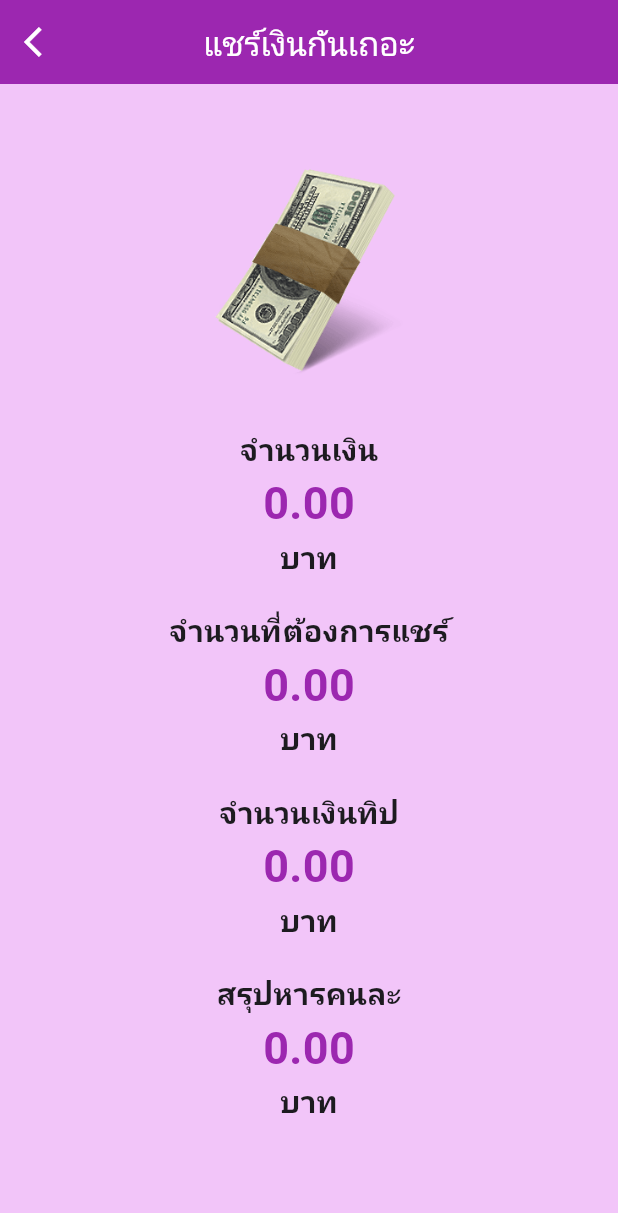
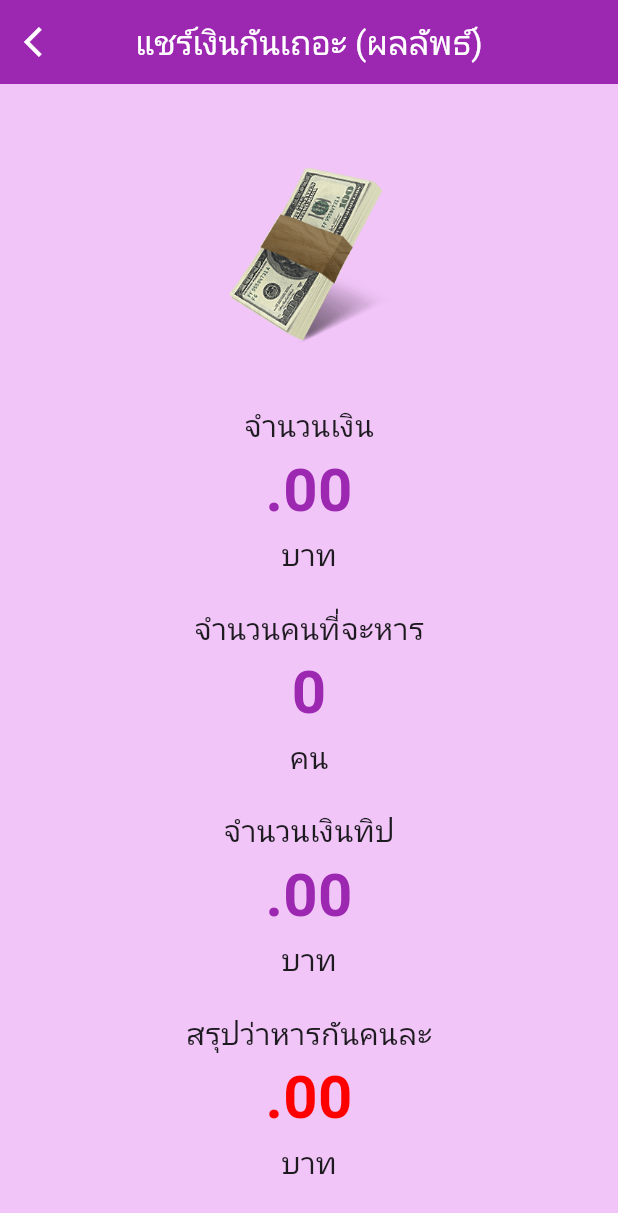
Before and after one commit to Ucarlip/IOTTHAIMONEYSHARE, a Flutter app: the MoneyResultUI screen opened directly with empty values, on a phone screen of 412 x 824 dp. Shown: the top 1213 px of the screen. Run offline on Flutter 3.47's test engine with Material 3 defaults, Android fonts, the light colour scheme and no system bars; our stand-ins replace font_awesome_flutter, google_fonts; Roboto replaces fonts that are missing (Kanit).

Commit message:
v.4 finsh เพ ิ่มทศนิยม

```diff
--- a/lib/views/money_input_ui.dart
+++ b/lib/views/money_input_ui.dart
@@ -252,7 +252,14 @@ class _MoneyInputUIState extends State<MoneyInputUI> {
                   height: 15.0,
                 ),
                 ElevatedButton.icon(
-                  onPressed: () {},
+                  onPressed: () {
+                    setState(() {
+                      moneyCtrl.text = '';
+                      personCtrl.text = '';
+                      tipCtrl.text = '';
+                      isTip = false;
+                    });
+                  },
                   icon: Icon(
                     Icons.cancel_outlined,
                     color: Colors.white,
--- a/lib/views/money_result_ui.dart
+++ b/lib/views/money_result_ui.dart
@@ -1,5 +1,7 @@
 import 'package:flutter/material.dart';
+import 'package:intl/intl.dart';
 
+// ignore: must_be_immutable
 class MoneyResultUI extends StatefulWidget {
   //สร้างตัวแปรมารับค่าที่ส่งมา
   double? money;
@@ -22,6 +24,11 @@ class MoneyResultUI extends StatefulWidget {
 }
 
 class _MoneyResultUIState extends State<MoneyResultUI> {
+  //ทำทศนิยม 2 ตำแหน่ง และ , คั่นหลักพันหลักล้าน....
+  // # คือ ไม่มีทศนิยมก็ไม่ต้องเเสดง
+  // 0 คือ มีทศนิยมกี่ตำแหน่งก็ต้องเเสดง
+  final numberFormat = NumberFormat('#,###.00');
+
   @override
   Widget build(BuildContext context) {
     return Scaffold(
@@ -29,7 +36,7 @@ class _MoneyResultUIState extends State<MoneyResultUI> {
       appBar: AppBar(
         backgroundColor: Colors.purple,
         title: Text(
-          'แชร์เงินกันเถอะ',
+          'แชร์เงินกันเถอะ (ผลลัพธ์)',
           style: TextStyle(
             color: Colors.white,
           ),
@@ -50,26 +57,26 @@ class _MoneyResultUIState extends State<MoneyResultUI> {
           child: Column(
             children: [
               SizedBox(
-                height: 50,
+                height: 50.0,
               ),
               Image.asset(
                 'assets/images/money.png',
-                width: MediaQuery.of(context).size.width * 0.35,
+                width: MediaQuery.of(context).size.width * 0.3,
               ),
               SizedBox(
-                height: 35.0,
+                height: 40.0,
               ),
               Text(
                 'จำนวนเงิน',
                 style: TextStyle(
                   fontSize: 20.0,
-                  fontWeight: FontWeight.bold,
                 ),
               ),
               Text(
-                widget.money!.toStringAsFixed(2),
+                // widget.money!.toStringAsFixed(2),
+                numberFormat.format(widget.money!),
                 style: TextStyle(
-                  fontSize: 30.0,
+                  fontSize: 40.0,
                   fontWeight: FontWeight.bold,
                   color: Colors.purple,
                 ),
@@ -78,32 +85,29 @@ class _MoneyResultUIState extends State<MoneyResultUI> {
                 'บาท',
                 style: TextStyle(
                   fontSize: 20.0,
-                  fontWeight: FontWeight.bold,
                 ),
               ),
               SizedBox(
                 height: 20.0,
               ),
               Text(
-                'จำนวนที่ต้องการแชร์',
+                'จำนวนคนที่จะหาร',
                 style: TextStyle(
                   fontSize: 20.0,
-                  fontWeight: FontWeight.bold,
                 ),
               ),
               Text(
-                widget.person!.toStringAsFixed(2),
+                widget.person!.toString(),
                 style: TextStyle(
-                  fontSize: 30.0,
+                  fontSize: 40.0,
                   fontWeight: FontWeight.bold,
                   color: Colors.purple,
                 ),
               ),
               Text(
-                'บาท',
+                'คน',
                 style: TextStyle(
                   fontSize: 20.0,
-                  fontWeight: FontWeight.bold,
                 ),
               ),
               SizedBox(
@@ -113,13 +117,13 @@ class _MoneyResultUIState extends State<MoneyResultUI> {
                 'จำนวนเงินทิป',
                 style: TextStyle(
                   fontSize: 20.0,
-                  fontWeight: FontWeight.bold,
                 ),
               ),
               Text(
-                widget.tip!.toStringAsFixed(2),
+                // widget.tip!.toStringAsFixed(2),
+                numberFormat.format(widget.tip!),
                 style: TextStyle(
-                  fontSize: 30.0,
+                  fontSize: 40.0,
                   fontWeight: FontWeight.bold,
                   color: Colors.purple,
                 ),
@@ -128,32 +132,30 @@ class _MoneyResultUIState extends State<MoneyResultUI> {
                 'บาท',
                 style: TextStyle(
                   fontSize: 20.0,
-                  fontWeight: FontWeight.bold,
                 ),
               ),
               SizedBox(
                 height: 20.0,
               ),
               Text(
-                'สรุปหารคนละ',
+                'สรุปว่าหารกันคนละ',
                 style: TextStyle(
                   fontSize: 20.0,
-                  fontWeight: FontWeight.bold,
                 ),
               ),
               Text(
-                widget.moneyShare!.toStringAsFixed(2),
+                // widget.moneyShare!.toStringAsFixed(2),
+                numberFormat.format(widget.moneyShare!),
                 style: TextStyle(
-                  fontSize: 30.0,
+                  fontSize: 40.0,
                   fontWeight: FontWeight.bold,
-                  color: Colors.purple,
+                  color: const Color.fromARGB(255, 255, 0, 0),
                 ),
               ),
               Text(
                 'บาท',
                 style: TextStyle(
                   fontSize: 20.0,
-                  fontWeight: FontWeight.bold,
                 ),
               ),
               SizedBox(
--- a/pubspec.yaml
+++ b/pubspec.yaml
@@ -36,6 +36,7 @@ dependencies:
   cupertino_icons: ^1.0.8
   google_fonts: ^6.2.1
   font_awesome_flutter: ^10.8.0
+  intl: ^0.20.0
 
 dev_dependencies:
   flutter_test:
```
Also changed, not shown: pubspec.lock.
